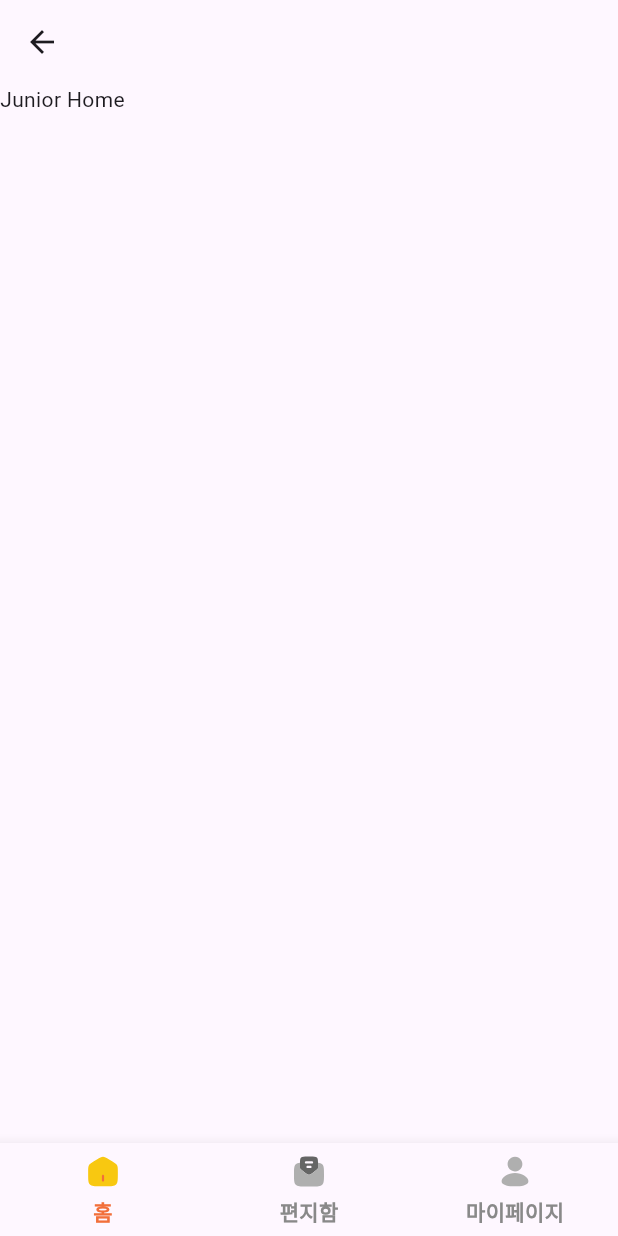
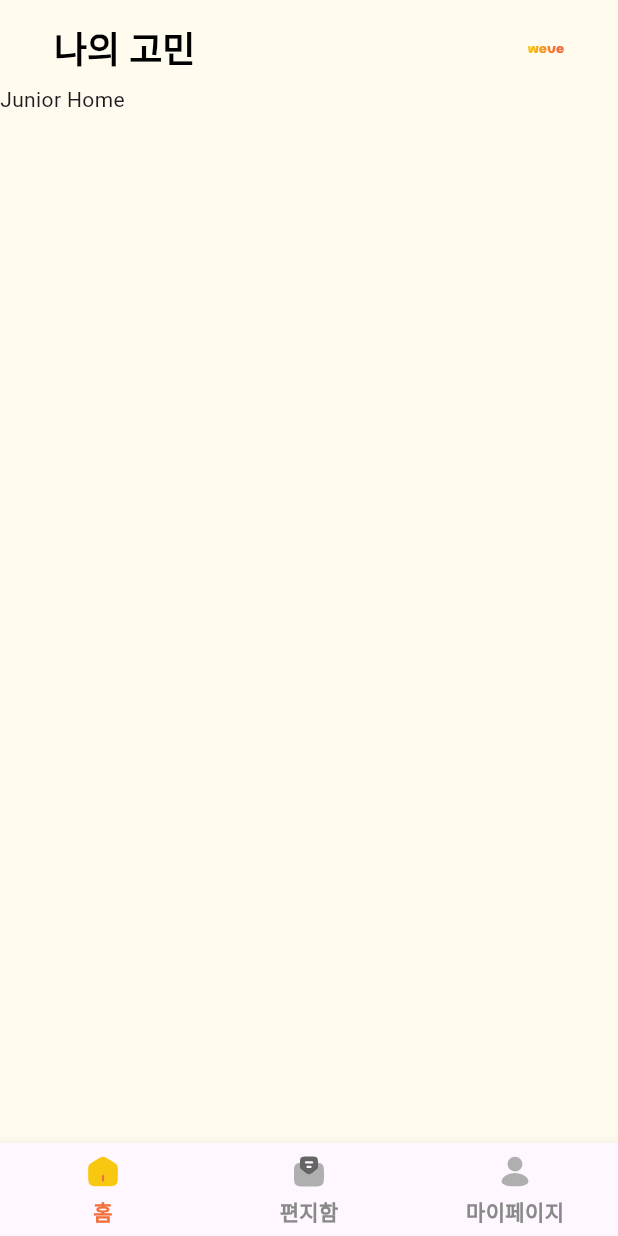
Before and after one commit to gdsc-ssu/gdgoc-weve-client, a Flutter app: the screen it shows after launch, on a phone screen of 412 x 824 dp. Run offline on Flutter 3.47's test engine with Material 3 defaults, Android fonts, the phone set to English and light mode, and no system bars; our stand-ins replace flutter_riverpod, flutter_svg; Roboto replaces fonts that are missing (Pretendard).

Commit message:
feat: header 컴포넌트 추가

```diff
--- a/lib/commons/presentation/main_screen.dart
+++ b/lib/commons/presentation/main_screen.dart
@@ -1,5 +1,8 @@
 import 'package:flutter/material.dart';
 import 'package:flutter_riverpod/flutter_riverpod.dart';
+import 'package:weve_client/commons/widgets/header/model/header_type.dart';
+import 'package:weve_client/commons/widgets/header/view/header_widget.dart';
+import 'package:weve_client/commons/widgets/header/viewmodel/header_viewmodel.dart';
 import 'package:weve_client/core/constants/colors.dart';
 import 'package:weve_client/core/navigator/junior_navigation_bar.dart';
 import 'package:weve_client/core/navigator/senior_navigation_bar.dart';
@@ -13,16 +16,22 @@ class MainScreen extends ConsumerWidget {
 
   @override
   Widget build(BuildContext context, WidgetRef ref) {
+    final headerViewModel = ref.read(headerProvider.notifier);
     final selectedIndex = ref.watch(navigationProvider);
+
     final List<Widget> pages = [
       const JuniorHomeScreen(),
       const JuniorWriteScreen(),
       const JuniorMyScreen()
     ];
 
+    WidgetsBinding.instance.addPostFrameCallback((_) {
+      headerViewModel.setHeader(HeaderType.juniorTitleLogo, title: "나의 고민");
+    });
+
     return Scaffold(
       backgroundColor: WeveColor.bg.bg1,
-      appBar: AppBar(leading: BackButton()),
+      appBar: HeaderWidget(),
       body: pages[selectedIndex],
       bottomNavigationBar: Column(
         mainAxisSize: MainAxisSize.min,
--- /dev/null
+++ b/lib/commons/widgets/header/model/header_type.dart
@@ -0,0 +1,11 @@
+enum HeaderType {
+  backOnly,
+  backCancel,
+  backLogoCancel,
+  backLogo,
+  backLogo2,
+  seniorBackTitle,
+  juniorBackTitle,
+  seniorTitleLogo,
+  juniorTitleLogo,
+}
--- /dev/null
+++ b/lib/commons/widgets/header/view/header_widget.dart
@@ -0,0 +1,83 @@
+import 'package:flutter/material.dart';
+import 'package:flutter_riverpod/flutter_riverpod.dart';
+import 'package:weve_client/commons/widgets/header/model/header_type.dart';
+import 'package:weve_client/commons/widgets/header/viewmodel/header_viewmodel.dart';
+import 'package:weve_client/core/constants/colors.dart';
+import 'package:weve_client/core/constants/custom_icon.dart';
+import 'package:weve_client/core/constants/fonts.dart';
+
+class HeaderWidget extends ConsumerWidget implements PreferredSizeWidget {
+  const HeaderWidget({super.key});
+
+  TextStyle _getFont(HeaderType type) {
+    switch (type) {
+      case HeaderType.seniorBackTitle:
+      case HeaderType.seniorTitleLogo:
+        return WeveText.header2(color: WeveColor.gray.gray1);
+      case HeaderType.juniorBackTitle:
+      case HeaderType.juniorTitleLogo:
+        return WeveText.header3(color: WeveColor.gray.gray1);
+      default:
+        return WeveText.header2(color: WeveColor.gray.gray1);
+    }
+  }
+
+  @override
+  Widget build(BuildContext context, WidgetRef ref) {
+    final config = ref.watch(headerProvider);
+    final bool hasTitle = config.title != null;
+    final bool hasLogo = config.showLogo;
+
+    return AppBar(
+      backgroundColor: WeveColor.bg.bg1,
+      elevation: 0,
+      leading: config.showBackButton
+          ? IconButton(
+              icon: CustomIcons.getIcon(CustomIcons.headerLeftArrow),
+              onPressed: () => Navigator.pop(context),
+            )
+          : null,
+      centerTitle: !hasTitle || !hasLogo,
+      title: Padding(
+        padding: const EdgeInsets.only(left: 20, right: 20, top: 10),
+        child: hasTitle && hasLogo
+            ? Row(
+                children: [
+                  Expanded(
+                    child: Align(
+                      alignment: Alignment.centerLeft,
+                      child: Text(
+                        config.title!,
+                        style: _getFont(config.type),
+                      ),
+                    ),
+                  ),
+                  Align(
+                    alignment: Alignment.centerRight,
+                    child: CustomIcons.getIcon(CustomIcons.logo),
+                  ),
+                ],
+              )
+            : hasLogo
+                ? CustomIcons.getIcon(CustomIcons.logo)
+                : hasTitle
+                    ? Text(
+                        config.title!,
+                        style: _getFont(config.type),
+                      )
+                    : null,
+      ),
+      actions: config.showCancelButton
+          ? [
+              IconButton(
+                icon: CustomIcons.getIcon(CustomIcons.headerCancel),
+                onPressed: () {},
+              ),
+            ]
+          : null,
+    );
+  }
+
+  @override
+  Size get preferredSize => const Size.fromHeight(56);
+}
--- /dev/null
+++ b/lib/commons/widgets/header/viewmodel/header_viewmodel.dart
@@ -0,0 +1,18 @@
+import 'package:flutter/material.dart';
+import 'package:flutter_riverpod/flutter_riverpod.dart';
+import 'package:weve_client/commons/widgets/header/model/header_config.dart';
+import 'package:weve_client/commons/widgets/header/model/header_type.dart';
+
+// 헤더 상태 관리
+class HeaderViewModel extends StateNotifier<HeaderConfig> {
+  HeaderViewModel() : super(HeaderConfig.fromType(HeaderType.backOnly));
+
+  void setHeader(HeaderType type, {String? title}) {
+    state = HeaderConfig.fromType(type, title: title);
+  }
+}
+
+final headerProvider =
+    StateNotifierProvider<HeaderViewModel, HeaderConfig>((ref) {
+  return HeaderViewModel();
+});
--- a/lib/core/constants/colors.dart
+++ b/lib/core/constants/colors.dart
@@ -10,6 +10,7 @@ final class _MainColors {
   _MainColors();
 
   final Color orange1 = Color(0xFFF26F3A);
+  final Color orange1_30 = Color(0xFFfbd1b8);
   final Color blue1 = Color(0xFF345FAD);
   final Color pink1 = Color(0xFFEE9CC4);
   final Color yellow1 = Color(0xFFF8C811);
@@ -19,6 +20,7 @@ final class _MainColors {
   final Color pink2 = Color(0XFF781B4E);
   final Color yellow2 = Color(0XFF873F19);
   final Color green2 = Color(0XFF005227);
+  final Color green3 = Color(0xFF27ce75);
 }
 
 final class _BgColors {
--- a/lib/core/constants/custom_icon.dart
+++ b/lib/core/constants/custom_icon.dart
@@ -10,6 +10,33 @@ class CustomIcons {
   static const String navUserOn = 'assets/icons/nav_user_on.svg';
   static const String navLetterOff = 'assets/icons/nav_letter_off.svg';
   static const String navLetterOn = 'assets/icons/nav_letter_on.svg';
+  static const String headerCancel = 'assets/icons/header_cancel.svg';
+  static const String headerLeftArrow = 'assets/icons/header_left_arrow.svg';
+  static const String juniorChat = 'assets/icons/junior_chat.svg';
+  static const String juniorCheck = 'assets/icons/junior_check.svg';
+  static const String juniorHeart = 'assets/icons/junior_heart.svg';
+  static const String logo = 'assets/icons/logo.svg';
+  static const String myEarth = 'assets/icons/my_earth.svg';
+  static const String myEtc = 'assets/icons/my_etc.svg';
+  static const String myMy = 'assets/icons/my_my.svg';
+  static const String myPhone = 'assets/icons/my_phone.svg';
+  static const String mySendActive = 'assets/icons/my_send_active.svg';
+  static const String mySendDeactive = 'assets/icons/my_send_deactive.svg';
+  static const String profileBlue = 'assets/icons/profile_blue.svg';
+  static const String profileGreen = 'assets/icons/profile_green.svg';
+  static const String profileOrange = 'assets/icons/profile_orange.svg';
+  static const String profilePink = 'assets/icons/profile_pink.svg';
+  static const String profileYellow = 'assets/icons/profile_yellow.svg';
+  static const String radioOff = 'assets/icons/radio_off.svg';
+  static const String radioOn = 'assets/icons/radio_on.svg';
+  static const String seniorCamera = 'assets/icons/senior_camera.svg';
+  static const String seniorChat = 'assets/icons/senior_chat.svg';
+  static const String seniorHeart = 'assets/icons/senior_heart.svg';
+  static const String seniorLetterOff = 'assets/icons/senior_letter_off.svg';
+  static const String seniorLetterOn = 'assets/icons/senior_letter_on.svg';
+  static const String seniorLoud = 'assets/icons/senior_loud.svg';
+  static const String seniorMicrophone = 'assets/icons/senior_mircophone.svg';
+  static const String seniorPeople = 'assets/icons/senior_people.svg';
 
   static Widget getIcon(String assetName, {double size = 24, Color? color}) {
     try {
--- a/lib/main.dart
+++ b/lib/main.dart
@@ -1,6 +1,7 @@
 import 'package:flutter/material.dart';
 import 'package:flutter_riverpod/flutter_riverpod.dart';
 import 'package:weve_client/commons/presentation/main_screen.dart';
+import 'package:weve_client/core/constants/colors.dart';
 
 void main() {
   runApp(const ProviderScope(child: MyApp()));
@@ -14,7 +15,8 @@ class MyApp extends StatelessWidget {
     return MaterialApp(
       title: 'Weve App',
       debugShowCheckedModeBanner: false,
-      theme: ThemeData(fontFamily: 'Pretendard'),
+      theme: ThemeData(
+          fontFamily: 'Pretendard', scaffoldBackgroundColor: WeveColor.bg.bg1),
       home: MainScreen(),
     );
   }
```
Also changed, not shown: lib/commons/splash/presentation/views/splash.dart (deleted, +0 -15 lines), lib/commons/widgets/header/model/header_config.dart (added, +44 -0 lines), 1 other file.
